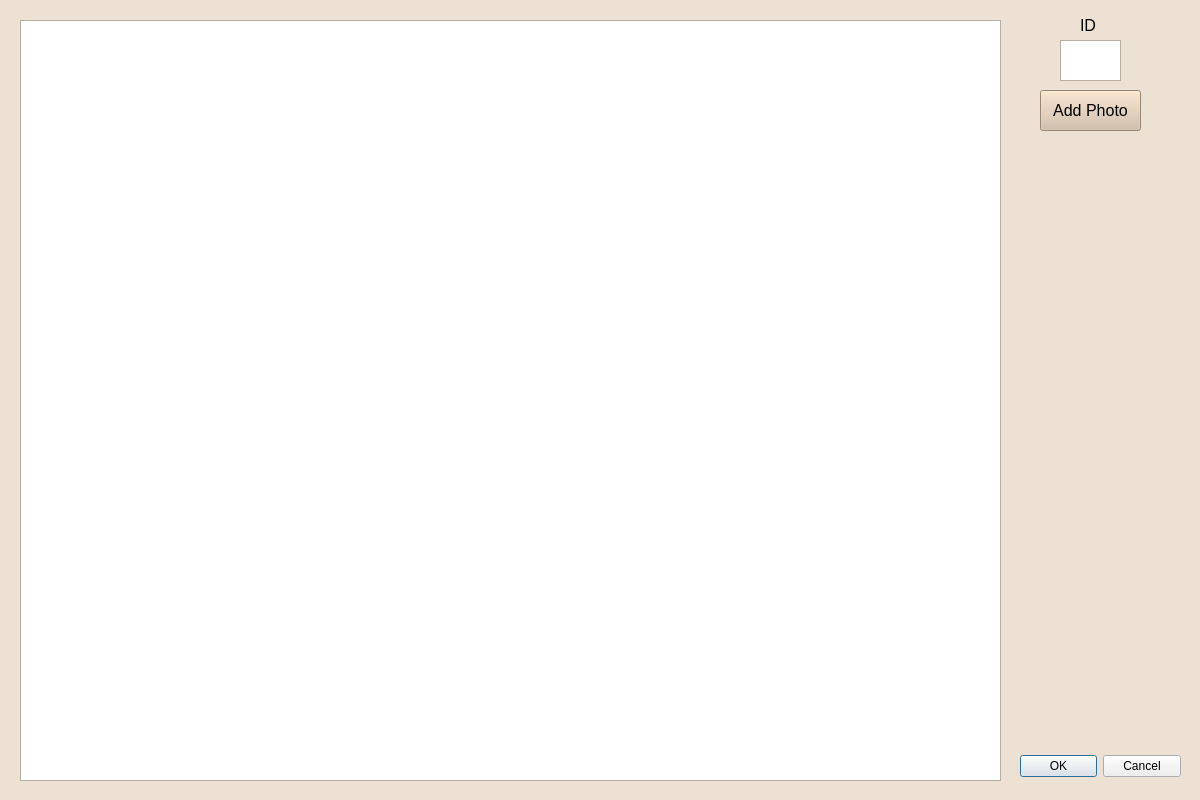
EtoDrowsy/CS499, file photodialog.ui: the form before one commit.
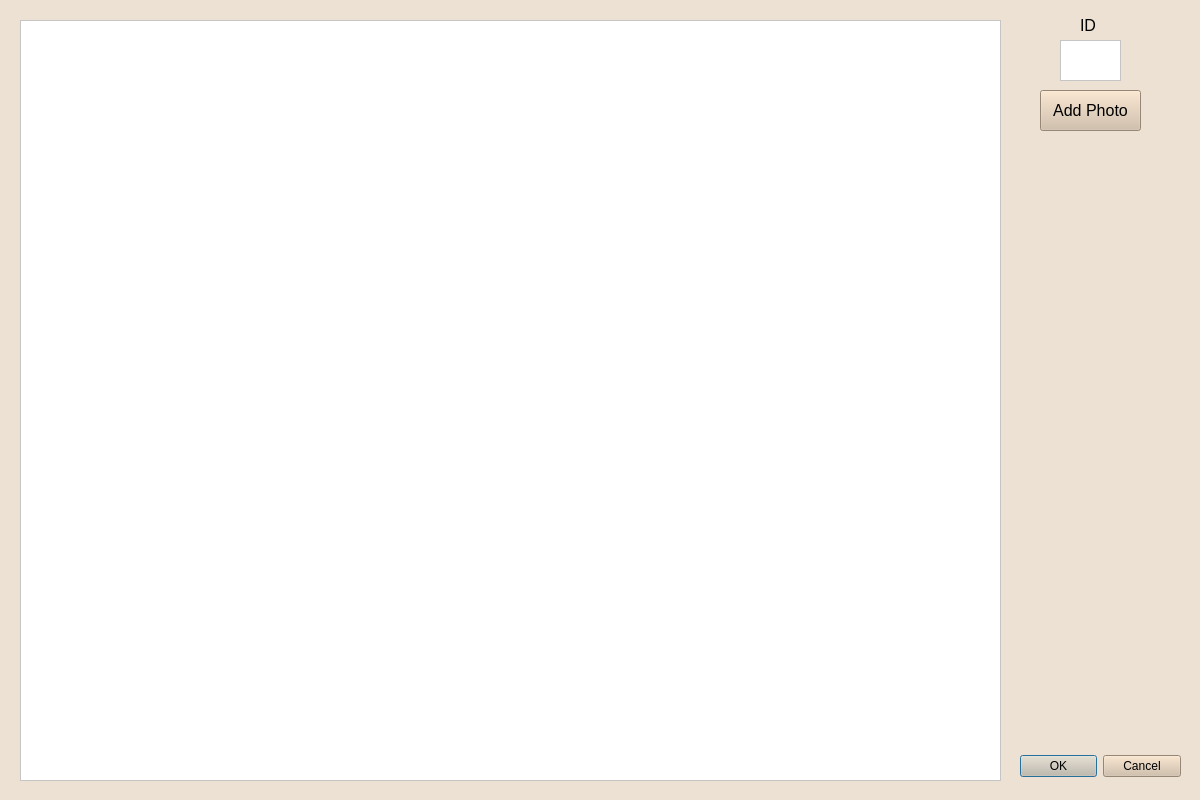
The form after the commit.

Commit message: most of GUI style sheet completed

Diff of the .ui file:
```diff
--- a/photodialog.ui
+++ b/photodialog.ui
@@ -74,7 +74,7 @@
     </font>
    </property>
    <property name="styleSheet">
-    <string notr="true">color:rgb(0, 0, 0)</string>
+    <string notr="true">background-color:rgb(209, 188, 164);color:black</string>
    </property>
    <property name="orientation">
     <enum>Qt::Orientation::Horizontal</enum>
@@ -97,6 +97,9 @@
      <pointsize>12</pointsize>
     </font>
    </property>
+   <property name="styleSheet">
+    <string notr="true">background-color:white;color:black</string>
+   </property>
    <property name="textInteractionFlags">
     <set>Qt::TextInteractionFlag::NoTextInteraction</set>
    </property>
@@ -131,6 +134,9 @@
      <height>761</height>
     </rect>
    </property>
+   <property name="styleSheet">
+    <string notr="true">background-color:white;color:black</string>
+   </property>
   </widget>
   <widget class="QLabel" name="label">
    <property name="geometry">
@@ -146,6 +152,9 @@
      <pointsize>12</pointsize>
     </font>
    </property>
+   <property name="styleSheet">
+    <string notr="true">color:black</string>
+   </property>
    <property name="text">
     <string>ID</string>
    </property>
```
Left out of the diff: 2 changed lines with no effect on the pictures. The commit also changes 6 other files.
